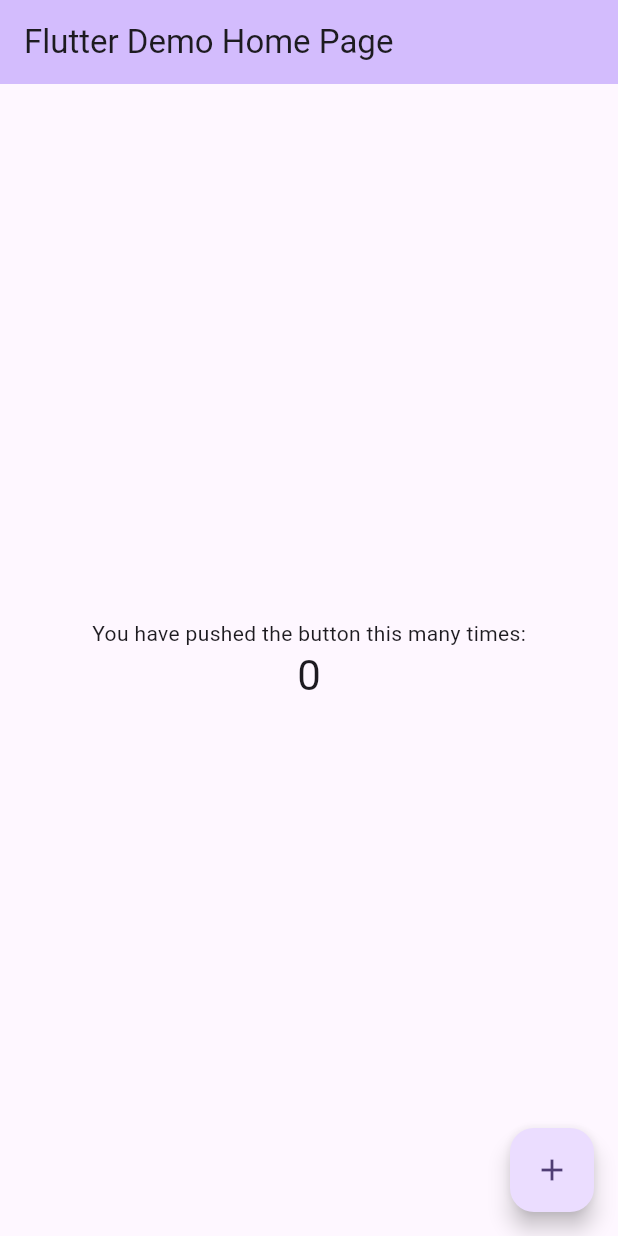
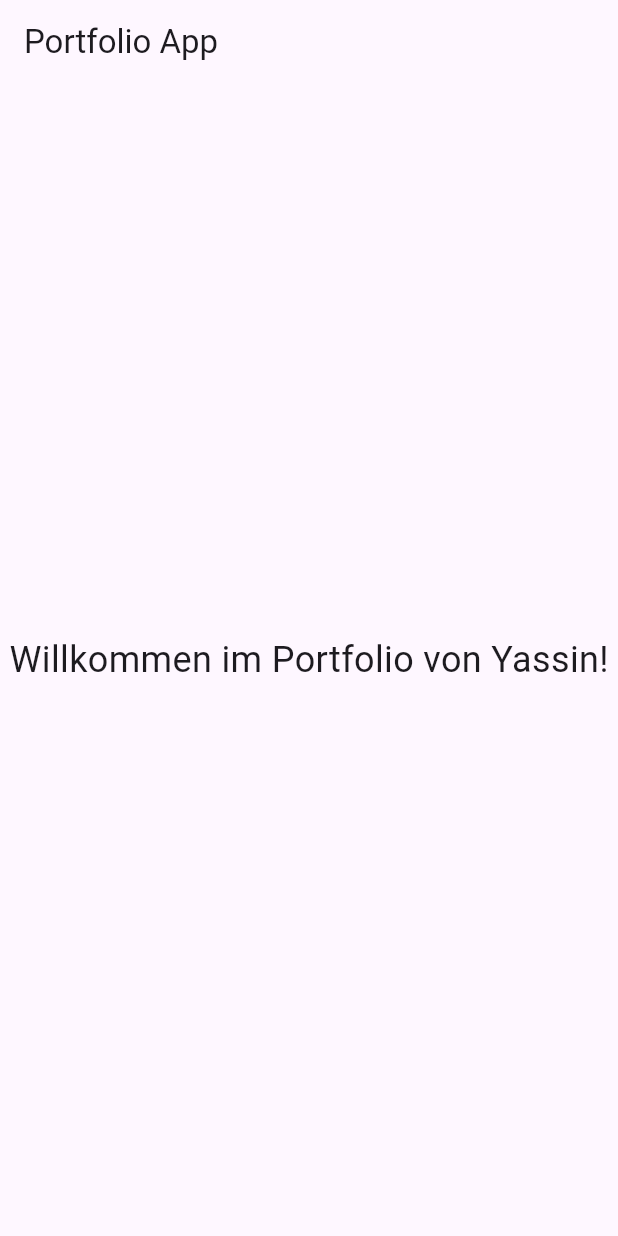
Before and after one commit to YassinB23/Portfolio_5593871, a Flutter app: the screen it shows after launch, on a phone screen of 412 x 824 dp. Run offline on Flutter 3.47's test engine with Material 3 defaults, Android fonts, the phone set to English and light mode, and no system bars.

Commit message:
Startversion der Flutter Portfolio App mit HomePage

```diff
--- a/lib/main.dart
+++ b/lib/main.dart
@@ -1,122 +1,16 @@
 import 'package:flutter/material.dart';
+import 'pages/home_page.dart';  // <- Hier wird deine Seite eingebunden
 
 void main() {
-  runApp(const MyApp());
+  runApp(MyApp());
 }
 
 class MyApp extends StatelessWidget {
-  const MyApp({super.key});
-
-  // This widget is the root of your application.
   @override
   Widget build(BuildContext context) {
     return MaterialApp(
-      title: 'Flutter Demo',
-      theme: ThemeData(
-        // This is the theme of your application.
-        //
-        // TRY THIS: Try running your application with "flutter run". You'll see
-        // the application has a purple toolbar. Then, without quitting the app,
-        // try changing the seedColor in the colorScheme below to Colors.green
-        // and then invoke "hot reload" (save your changes or press the "hot
-        // reload" button in a Flutter-supported IDE, or press "r" if you used
-        // the command line to start the app).
-        //
-        // Notice that the counter didn't reset back to zero; the application
-        // state is not lost during the reload. To reset the state, use hot
-        // restart instead.
-        //
-        // This works for code too, not just values: Most code changes can be
-        // tested with just a hot reload.
-        colorScheme: ColorScheme.fromSeed(seedColor: Colors.deepPurple),
-      ),
-      home: const MyHomePage(title: 'Flutter Demo Home Page'),
+      title: 'Portfolio App',
+      home: HomePage(),   // <- Hier wird deine Seite als Startseite gesetzt
     );
   }
 }
-
-class MyHomePage extends StatefulWidget {
-  const MyHomePage({super.key, required this.title});
-
-  // This widget is the home page of your application. It is stateful, meaning
-  // that it has a State object (defined below) that contains fields that affect
-  // how it looks.
-
-  // This class is the configuration for the state. It holds the values (in this
-  // case the title) provided by the parent (in this case the App widget) and
-  // used by the build method of the State. Fields in a Widget subclass are
-  // always marked "final".
-
-  final String title;
-
-  @override
-  State<MyHomePage> createState() => _MyHomePageState();
-}
-
-class _MyHomePageState extends State<MyHomePage> {
-  int _counter = 0;
-
-  void _incrementCounter() {
-    setState(() {
-      // This call to setState tells the Flutter framework that something has
-      // changed in this State, which causes it to rerun the build method below
-      // so that the display can reflect the updated values. If we changed
-      // _counter without calling setState(), then the build method would not be
-      // called again, and so nothing would appear to happen.
-      _counter++;
-    });
-  }
-
-  @override
-  Widget build(BuildContext context) {
-    // This method is rerun every time setState is called, for instance as done
-    // by the _incrementCounter method above.
-    //
-    // The Flutter framework has been optimized to make rerunning build methods
-    // fast, so that you can just rebuild anything that needs updating rather
-    // than having to individually change instances of widgets.
-    return Scaffold(
-      appBar: AppBar(
-        // TRY THIS: Try changing the color here to a specific color (to
-        // Colors.amber, perhaps?) and trigger a hot reload to see the AppBar
-        // change color while the other colors stay the same.
-        backgroundColor: Theme.of(context).colorScheme.inversePrimary,
-        // Here we take the value from the MyHomePage object that was created by
-        // the App.build method, and use it to set our appbar title.
-        title: Text(widget.title),
-      ),
-      body: Center(
-        // Center is a layout widget. It takes a single child and positions it
-        // in the middle of the parent.
-        child: Column(
-          // Column is also a layout widget. It takes a list of children and
-          // arranges them vertically. By default, it sizes itself to fit its
-          // children horizontally, and tries to be as tall as its parent.
-          //
-          // Column has various properties to control how it sizes itself and
-          // how it positions its children. Here we use mainAxisAlignment to
-          // center the children vertically; the main axis here is the vertical
-          // axis because Columns are vertical (the cross axis would be
-          // horizontal).
-          //
-          // TRY THIS: Invoke "debug painting" (choose the "Toggle Debug Paint"
-          // action in the IDE, or press "p" in the console), to see the
-          // wireframe for each widget.
-          mainAxisAlignment: MainAxisAlignment.center,
-          children: <Widget>[
-            const Text('You have pushed the button this many times:'),
-            Text(
-              '$_counter',
-              style: Theme.of(context).textTheme.headlineMedium,
-            ),
-          ],
-        ),
-      ),
-      floatingActionButton: FloatingActionButton(
-        onPressed: _incrementCounter,
-        tooltip: 'Increment',
-        child: const Icon(Icons.add),
-      ), // This trailing comma makes auto-formatting nicer for build methods.
-    );
-  }
-}
--- /dev/null
+++ b/lib/pages/home_page.dart
@@ -0,0 +1,18 @@
+import 'package:flutter/material.dart';
+
+class HomePage extends StatelessWidget {
+  @override
+  Widget build(BuildContext context) {
+    return Scaffold(
+      appBar: AppBar(
+        title: Text('Portfolio App'),
+      ),
+      body: Center(
+        child: Text(
+          'Willkommen im Portfolio von Yassin!',
+          style: TextStyle(fontSize: 24),
+        ),
+      ),
+    );
+  }
+}
```
